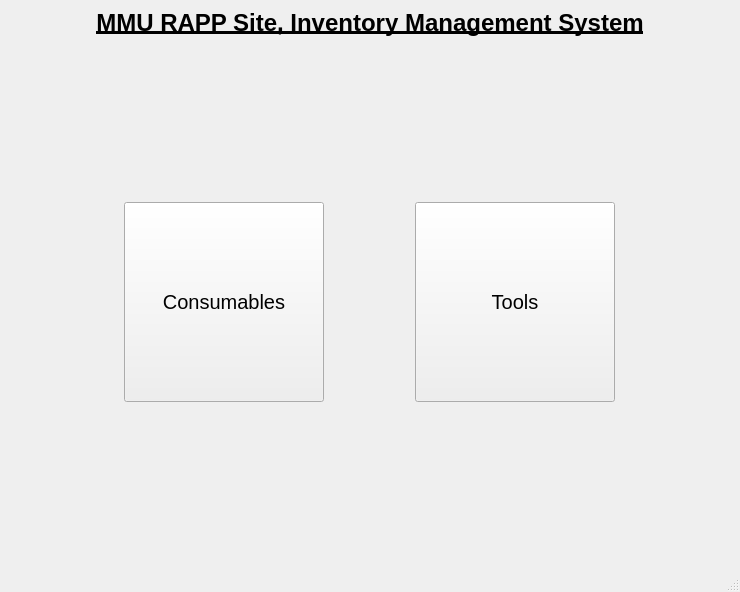
First picture: the form in mainwindow.ui, repository ChaosKingNV/NPCIL-Inventory-Management-System, before the edit.
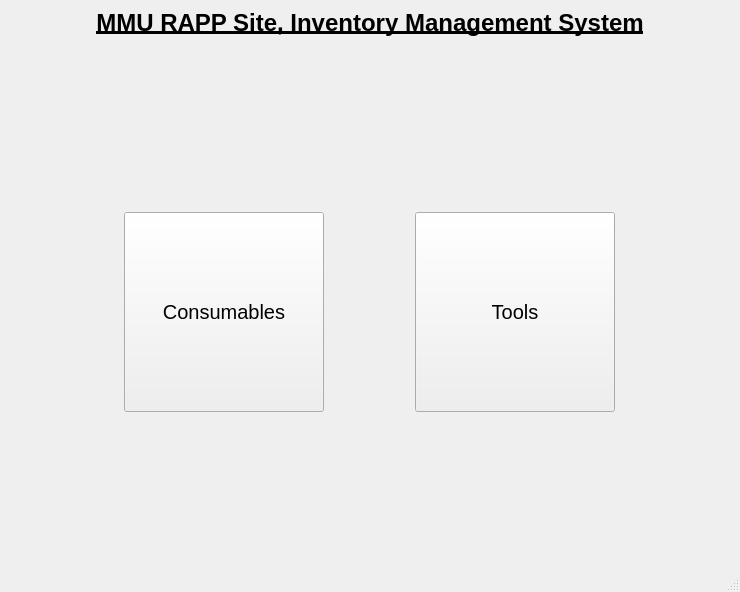
Second picture: the form after the edit.

Commit message: Icon made better

```diff
--- a/mainwindow.ui
+++ b/mainwindow.ui
@@ -57,6 +57,13 @@
       </property>
      </spacer>
     </item>
+    <item>
+     <widget class="QLabel" name="label">
+      <property name="text">
+       <string/>
+      </property>
+     </widget>
+    </item>
     <item>
      <layout class="QGridLayout" name="gridLayout">
       <item row="0" column="2">
```
The commit also changes 2 other files.
